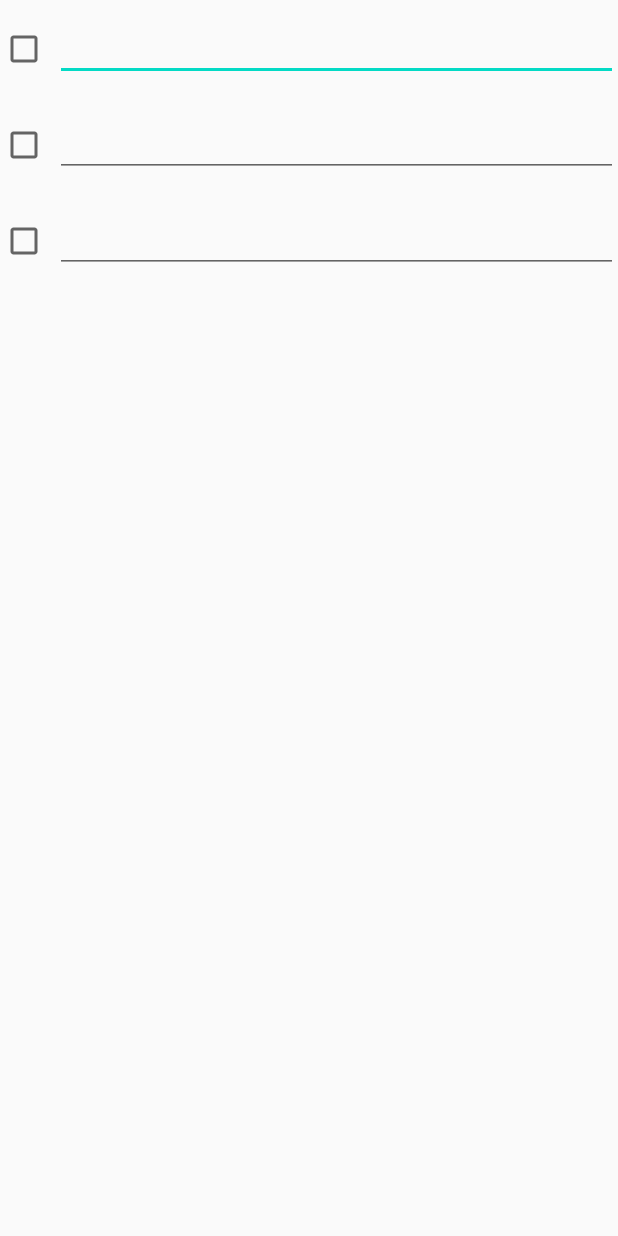
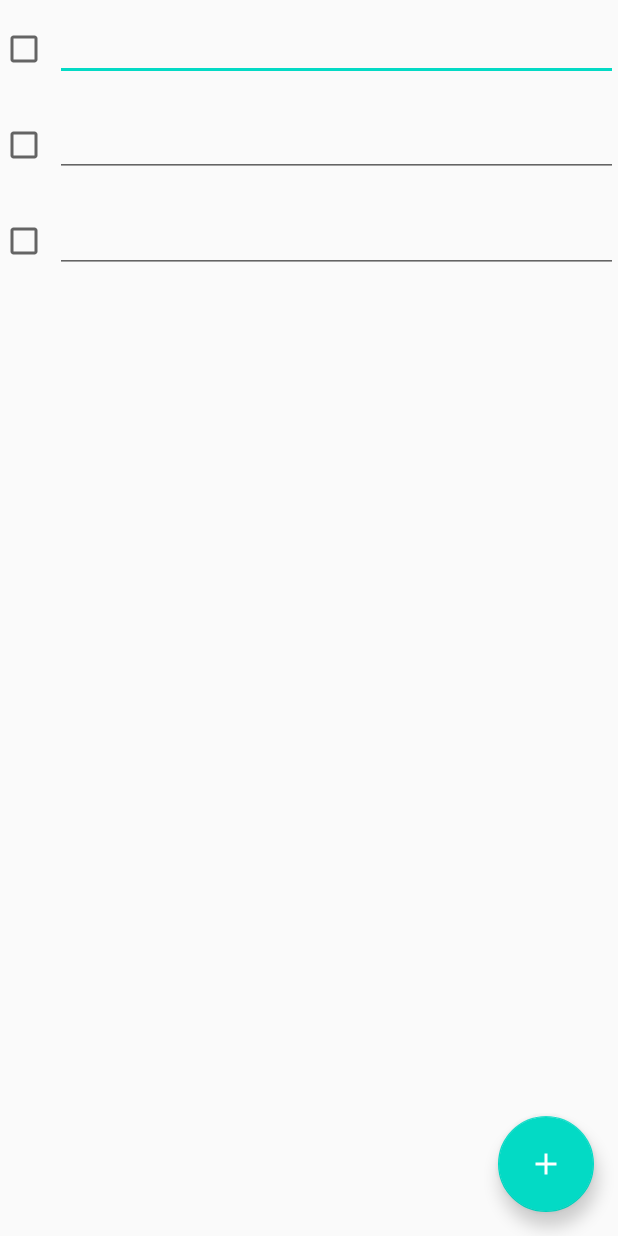
Before and after one commit to aokon/kotlin-playground, an Android app: the layout activity_main.xml on its own in the app's theme, with its tools: preview values and no code run, on a phone screen of 412 x 824 dp. Run offline under Robolectric (Android 15) with nearby library versions, the phone set to English and light mode, and no system bars.

Commit message:
retodo: add new todo

```diff
--- a/ReTodo/app/build.gradle
+++ b/ReTodo/app/build.gradle
@@ -55,4 +55,5 @@ dependencies {
     def room_version = "2.2.5"
     kapt "androidx.room:room-compiler:$room_version"
     implementation "androidx.room:room-runtime:$room_version"
+    implementation 'com.google.android.material:material:1.1.0'
 }
--- /dev/null
+++ b/ReTodo/app/src/main/res/drawable/ic_add_white_24dp.xml
@@ -0,0 +1,5 @@
+<vector android:height="24dp" android:tint="#FFFFFF"
+    android:viewportHeight="24.0" android:viewportWidth="24.0"
+    android:width="24dp" xmlns:android="http://schemas.android.com/apk/res/android">
+    <path android:fillColor="#FF000000" android:pathData="M19,13h-6v6h-2v-6H5v-2h6V5h2v6h6v2z"/>
+</vector>
--- a/ReTodo/app/src/main/res/layout/activity_main.xml
+++ b/ReTodo/app/src/main/res/layout/activity_main.xml
@@ -10,7 +10,20 @@
         android:id="@+id/todoList"
         android:layout_width="match_parent"
         android:layout_height="match_parent"
-        tools:layout_editor_absoluteX="1dp"
-        tools:layout_editor_absoluteY="1dp"
+        tools:layout_editor_absoluteX="0dp"
+        tools:layout_editor_absoluteY="0dp"
         tools:listitem="@layout/item_todo" />
+
+    <com.google.android.material.floatingactionbutton.FloatingActionButton
+        android:id="@+id/addTodoButton"
+        android:layout_width="64dp"
+        android:layout_height="64dp"
+        app:layout_constraintEnd_toEndOf="parent"
+        app:layout_constraintBottom_toBottomOf="parent"
+        android:layout_marginBottom="16dp"
+        android:layout_marginEnd="16dp"
+        android:clickable="true"
+        app:fabCustomSize="64dp"
+        app:srcCompat="@drawable/ic_add_white_24dp"
+        tools:layout_editor_absoluteY="731dp" />
 </androidx.constraintlayout.widget.ConstraintLayout>
```
Also changed, not shown: ReTodo/app/src/main/java/pl/rebased/retodo/MainActivity.kt (+14 -5 lines).
